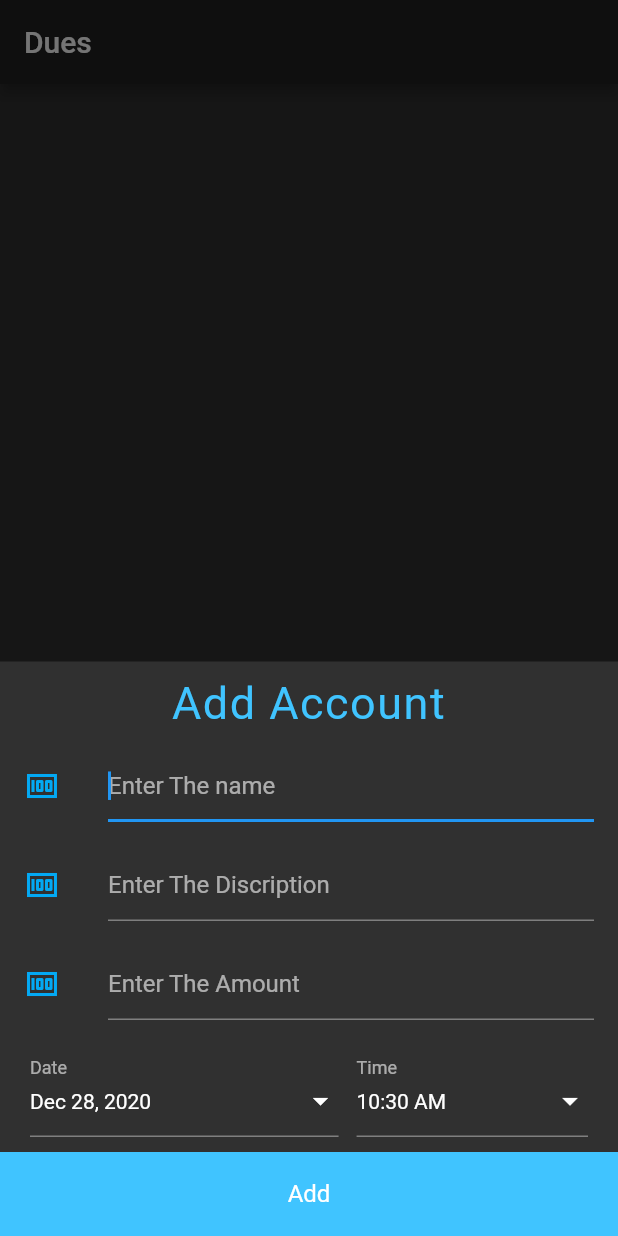
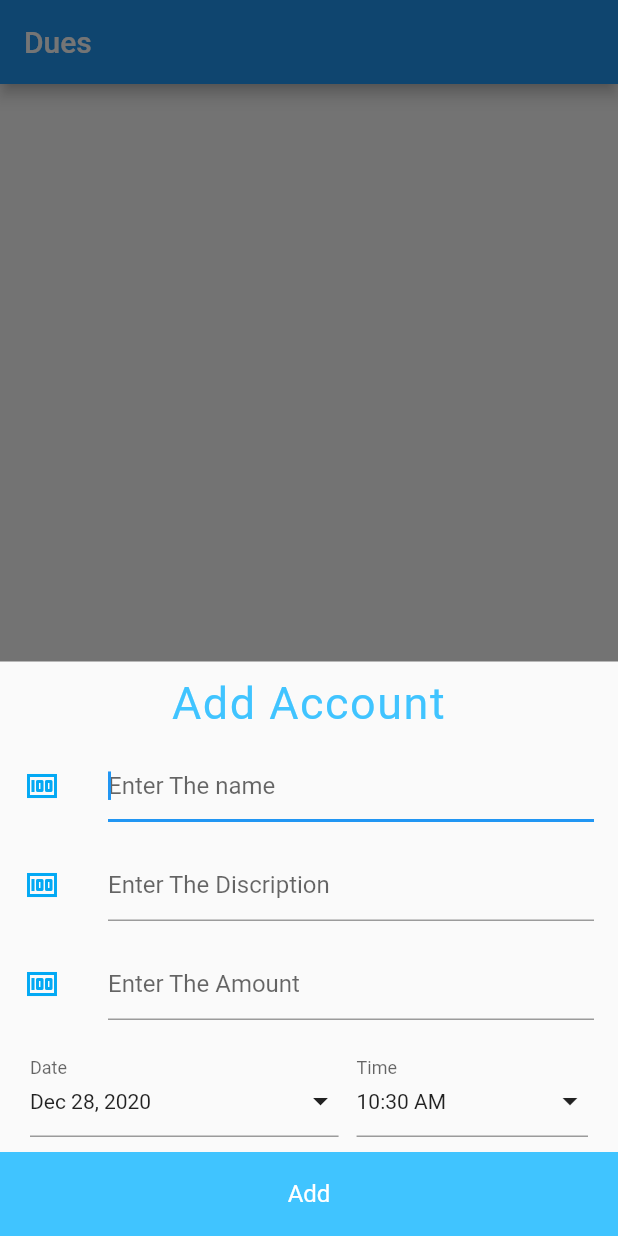
Before and after one commit to Rishabh-Negi/passbook, a Flutter app: the screen it shows after launch, after a tap on the "add" icon, on a phone screen of 412 x 824 dp. Run offline on Flutter 3.47's test engine with Material 2 defaults, Android fonts, the phone set to English and light mode, and no system bars; our stand-ins replace google_fonts, grouped_list, hive, hive_flutter; accounts and stored records are empty; generated files the repository leaves out were written again.

Commit message:
update list

```diff
--- a/lib/home_layout.dart
+++ b/lib/home_layout.dart
@@ -18,12 +18,6 @@ class _HomeLayoutState extends State<HomeLayout> {
           SizeConfig(constraints);
           return Scaffold(
             body: PageView(
-              onPageChanged: (page) {
-                setState(() {
-                  pageNo = page.toInt();
-                  debugPrint('$pageNo');
-                });
-              },
               children: [
                 HomeScreen(),
                 PassbookScreen(),
--- a/lib/main.dart
+++ b/lib/main.dart
@@ -22,7 +22,7 @@ class MyApp extends StatelessWidget {
       title: 'Passbook',
       debugShowCheckedModeBanner: false,
       home: HomeLayout(),
-      theme: ThemeData.dark().copyWith(
+      theme: ThemeData.light().copyWith(
         visualDensity: VisualDensity.adaptivePlatformDensity,
       ),
     );
--- a/lib/model/account.dart
+++ b/lib/model/account.dart
@@ -33,4 +33,6 @@ class Account {
   void toggleClear() {
     isCleared = !isCleared;
   }
+
+  Account.tomap(){}
 }
--- a/lib/screen/home_screen.dart
+++ b/lib/screen/home_screen.dart
@@ -13,39 +13,6 @@ class HomeScreen extends StatefulWidget {
 class _HomeScreenState extends State<HomeScreen> {
   @override
   Widget build(BuildContext context) {
-    Widget home = Scaffold(
-      appBar: AppBar(title: Text('Dues')),
-
-      ///
-      /// body displays [DueList] which uses ListView.builder
-      ///
-      body: AccountList(),
-
-      ///
-      /// [FAB] on pressed discplay a [BottomSheet] from [Scaffold] class
-      /// which allows user to add dues
-      ///
-      floatingActionButton: FloatingActionButton(
-        child: Icon(Icons.add),
-        onPressed: () {
-          showModalBottomSheet(
-            isScrollControlled: true,
-            context: context,
-            builder: (context) {
-              return SingleChildScrollView(
-                child: Container(
-                  padding: EdgeInsets.only(
-                    bottom: MediaQuery.of(context).viewInsets.bottom,
-                  ),
-                  child: AddDuesScreen(),
-                ),
-              );
-            },
-          );
-        },
-      ),
-    );
-
     return FutureBuilder(
       future: Hive.openBox('dues'),
       builder: (context, snap) {
@@ -56,19 +23,39 @@ class _HomeScreenState extends State<HomeScreen> {
               body: Center(child: Text('${snap.error.toString()}')),
             );
           else
-            return home;
+            return home(context);
         } else
           return Scaffold(
             appBar: AppBar(title: Text('...')),
             body: Center(child: CircularProgressIndicator()),
-
-            ///
-            ///add an INTRO Animation Page Here
-            ///
           );
       },
     );
   }
+
+  Widget home(context) => Scaffold(
+        appBar: AppBar(title: Text('Dues')),
+        body: AccountList(),
+        floatingActionButton: FloatingActionButton(
+          child: Icon(Icons.add),
+          onPressed: () {
+            showModalBottomSheet(
+              isScrollControlled: true,
+              context: context,
+              builder: (context) {
+                return SingleChildScrollView(
+                  child: Container(
+                    padding: EdgeInsets.only(
+                      bottom: MediaQuery.of(context).viewInsets.bottom,
+                    ),
+                    child: AddDuesScreen(),
+                  ),
+                );
+              },
+            );
+          },
+        ),
+      );
 
   @override
   void dispose() {
--- a/lib/screen/lock_screen.dart
+++ b/lib/screen/lock_screen.dart
@@ -22,10 +22,12 @@ class _LockScreenState extends State<LockScreen> {
   @override
   Widget build(BuildContext context) {
     return Scaffold(
+      backgroundColor: Colors.black,
       body: Stack(
         children: [
           AnimatedContainer(
             curve: Curves.easeOut,
+            color: Colors.grey,
             duration: Duration(milliseconds: 500),
             height: isOpen ? 0 : SizeConfig.height,
             width: SizeConfig.width,
--- a/lib/widget/due_list.dart
+++ b/lib/widget/due_list.dart
@@ -5,30 +5,34 @@ import 'package:hive/hive.dart';
 import 'package:hive_flutter/hive_flutter.dart';
 import 'due_tile.dart';
 
-///
-/// This create a widget to display [AccountList] from [AccountData] class
-///
+import 'package:grouped_list/grouped_list.dart';
+
 class AccountList extends StatelessWidget {
   @override
   Widget build(BuildContext context) {
     return ValueListenableBuilder(
       valueListenable: Hive.box('dues').listenable(),
       builder: (context, box, _) {
-        return ListView.builder(
-          itemCount: box.length,
-          itemBuilder: (context, index) {
-            final due = box.getAt(index);
-            return DueTile(
-              due: due,
-              checkBoxToggle: (value) {
-                Account account = box.getAt(index);
-                account.toggleClear();
-                box.putAt(index, account);
-              },
-            );
-          },
+        List<Account> _list = List.generate(
+          box.length,
+          (index) => box.getAt(index) as Account,
         );
+        return Container();
       },
     );
   }
 }
+// ListView.builder(
+//           itemCount: box.length,
+//           itemBuilder: (context, index) {
+//             final due = box.getAt(index) as Account;
+//             return DueTile(
+//               due: due,
+//               checkBoxToggle: (value) {
+//                 Account account = box.getAt(index);
+//                 account.toggleClear();
+//                 box.putAt(index, account);
+//               },
+//             );
+//           },
+//         );
--- a/lib/widget/expense_list.dart
+++ b/lib/widget/expense_list.dart
@@ -12,7 +12,7 @@ class ExpenseList extends StatelessWidget {
         return ListView.builder(
           itemCount: box.length,
           itemBuilder: (context, index) {
-            Account due = box.getAt(index);
+            Account due = box.getAt(index) as Account;
             return ListTile(
               leading: Icon(Icons.money_off),
               title: Text('${due.name}'),
@@ -32,3 +32,5 @@ class ExpenseList extends StatelessWidget {
     );
   }
 }
+
+Map<DateTime, List<Account>> expense = <DateTime, List<Account>>{};
--- a/pubspec.yaml
+++ b/pubspec.yaml
@@ -18,6 +18,7 @@ dependencies:
   path_provider: ^1.6.24
   provider: ^4.3.2+2
   shared_preferences: ^0.5.12+4
+  grouped_list: ^3.7.1
 
 dev_dependencies:
   flutter_test:
```
Also changed, not shown: pubspec.lock.
